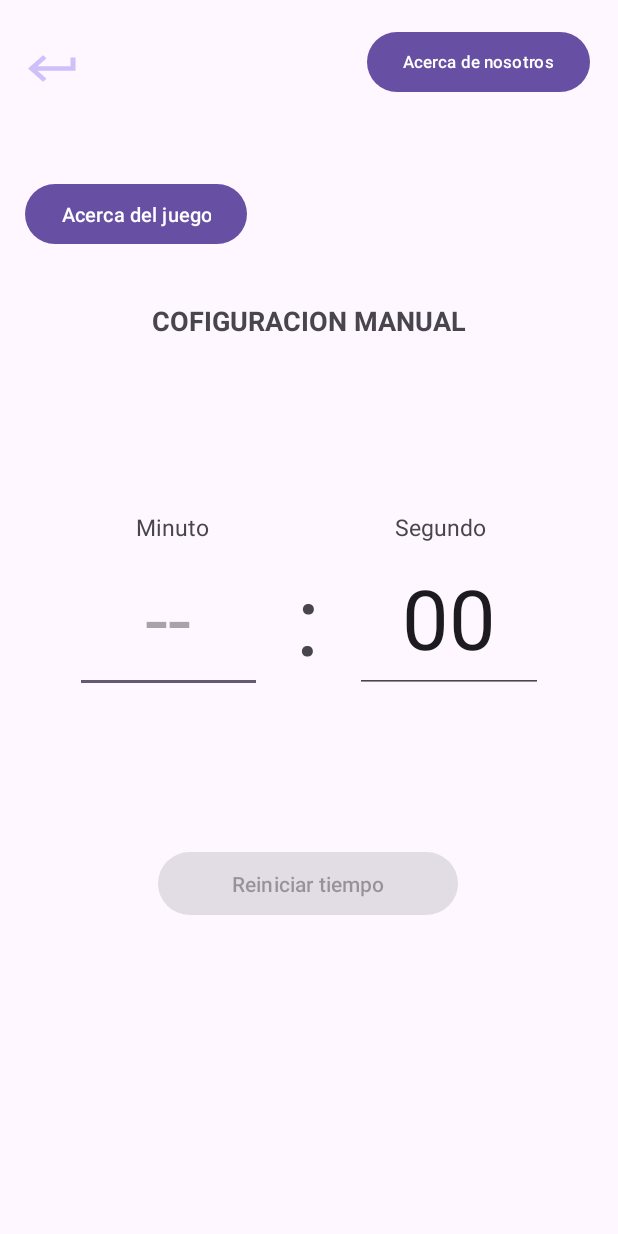
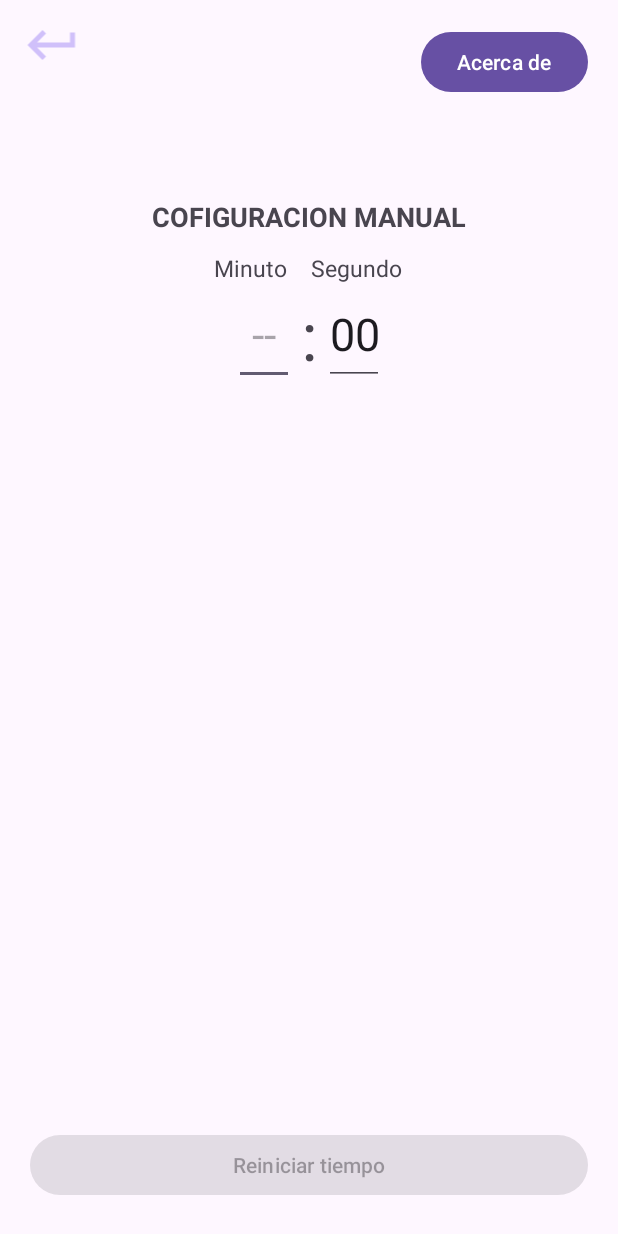
Before and after one commit to efrainsalzar/TemporizadorChess, an Android app: the Configuracion screen opened directly, with no data from a screen before it, on a phone screen of 412 x 824 dp. Run offline under Robolectric (Android 15) with nearby library versions, the phone set to English and light mode, and no system bars.

Commit message:
avance Acerca del Juego

```diff
--- a/app/src/main/java/com/example/temporizadorchess/AcercadeJuego.kt
+++ b/app/src/main/java/com/example/temporizadorchess/AcercadeJuego.kt
@@ -13,6 +13,7 @@ class AcercadeJuego : AppCompatActivity() {
 
 
         val bitmap = BitmapFactory.decodeResource(resources, R.drawable.image_tablero)
+        val retorno=findViewById<ImageView>(R.id.atras)
 
         // Escala la imagen (en este caso, al 50% del tamaño original)
         val ancho = bitmap.width / 2
@@ -25,6 +26,10 @@ class AcercadeJuego : AppCompatActivity() {
 
 
 
+        retorno.setOnClickListener{
+            finish()
+        }
+
 
 
 
--- a/app/src/main/java/com/example/temporizadorchess/Configuracion.kt
+++ b/app/src/main/java/com/example/temporizadorchess/Configuracion.kt
@@ -8,6 +8,7 @@ import android.text.InputType
 import android.text.TextWatcher
 import android.widget.Button
 import android.widget.EditText
+import android.widget.ImageView
 import android.widget.NumberPicker
 
 class Configuracion : AppCompatActivity() {
@@ -16,12 +17,14 @@ class Configuracion : AppCompatActivity() {
         setContentView(R.layout.activity_configuracion)
 
 
-        val acercade = findViewById<Button>(R.id.acercade)
+
         val acercadeJuego = findViewById<Button>(R.id.acercadeJuego)
         val btnnewTiempo = findViewById<Button>(R.id.nuevoTiempo)
 
         val idMinuto = findViewById<EditText>(R.id.editMinutos)
         val idSegundo = findViewById<EditText>(R.id.editSegundos)
+
+        val retorno = findViewById<ImageView>(R.id.atras)
 
 
 
@@ -36,10 +39,7 @@ class Configuracion : AppCompatActivity() {
 
 
         //click acercade
-        acercade.setOnClickListener {
-            val intent = Intent(this, acercadenosotros::class.java)
-            startActivity(intent)
-        }
+
         //click acerca del juego
         acercadeJuego.setOnClickListener{
             val intent = Intent(this, AcercadeJuego::class.java)
@@ -51,6 +51,8 @@ class Configuracion : AppCompatActivity() {
             startActivity(intent)
             finish()
         }
+
+        retorno.setOnClickListener { finish() }
 
     }
 
--- a/app/src/main/java/com/example/temporizadorchess/Resultados.kt
+++ b/app/src/main/java/com/example/temporizadorchess/Resultados.kt
@@ -20,6 +20,8 @@ class Resultados : AppCompatActivity() {
 
         super.onCreate(savedInstanceState)
         setContentView(R.layout.activity_resultados)
+
+
 
         //Datos P1
         val nombrep1 = findViewById<TextView>(R.id.nombrePlayer1)
@@ -49,6 +51,8 @@ class Resultados : AppCompatActivity() {
         val btnCloudAdd = findViewById<ImageView>(R.id.cloudAdd)
 
         //eventoClick
+
+
         btnSalirApp.setOnClickListener {
             finishAffinity()
         }
--- a/app/src/main/res/layout/activity_configuracion.xml
+++ b/app/src/main/res/layout/activity_configuracion.xml
@@ -6,55 +6,45 @@
     android:layout_height="match_parent"
     tools:context=".Configuracion">
 
-    <Button
-        android:id="@+id/acercade"
-        android:layout_width="wrap_content"
-        android:layout_height="wrap_content"
-        android:text="Acerca de nosotros"
-        android:textSize="11dp"
-        app:layout_constraintBottom_toBottomOf="parent"
+
+    <ImageView
+        android:id="@+id/atras"
+        android:layout_width="50dp"
+        android:layout_height="40dp"
+        android:src="@drawable/return_24"
+        android:layout_marginTop="10dp"
+        android:layout_marginLeft="10dp"
         app:layout_constraintEnd_toEndOf="parent"
-        app:layout_constraintHorizontal_bias="0.93"
         app:layout_constraintStart_toStartOf="parent"
         app:layout_constraintTop_toTopOf="parent"
-        app:layout_constraintVertical_bias="0.022" />
+        app:layout_constraintHorizontal_bias="0"/>
 
     <Button
         android:id="@+id/acercadeJuego"
         android:layout_width="wrap_content"
         android:layout_height="wrap_content"
-        android:text="Acerca del juego"
-        android:textSize="13dp"
+        android:text="Acerca de"
+        android:layout_marginRight="20dp"
         app:layout_constraintBottom_toBottomOf="parent"
         app:layout_constraintEnd_toEndOf="parent"
-        app:layout_constraintHorizontal_bias="0.062"
-        app:layout_constraintStart_toStartOf="parent"
         app:layout_constraintTop_toTopOf="parent"
-        app:layout_constraintVertical_bias="0.153" />
+        app:layout_constraintVertical_bias="0.022"/>
 
-    <ImageView
-        android:id="@+id/botonSalir"
-        android:layout_width="40dp"
-        android:layout_height="35dp"
-        android:layout_marginTop="28dp"
-        android:background="@drawable/return_24"
-        app:layout_constraintEnd_toEndOf="parent"
-        app:layout_constraintHorizontal_bias="0.041"
-        app:layout_constraintStart_toStartOf="parent"
-        app:layout_constraintTop_toTopOf="parent" />
 
 
     <Button
         android:id="@+id/nuevoTiempo"
-        android:layout_width="200dp"
-        android:layout_height="50dp"
+        android:layout_width="match_parent"
+        android:layout_height="wrap_content"
         android:text="Reiniciar tiempo"
+        android:layout_marginRight="20dp"
+        android:layout_marginLeft="20dp"
         app:layout_constraintBottom_toBottomOf="parent"
         app:layout_constraintEnd_toEndOf="parent"
         app:layout_constraintHorizontal_bias="0.497"
         app:layout_constraintStart_toStartOf="parent"
         app:layout_constraintTop_toTopOf="parent"
-        app:layout_constraintVertical_bias="0.729" />
+        app:layout_constraintVertical_bias="0.97" />
 
     <TextView
         android:id="@+id/textView7"
@@ -66,7 +56,8 @@
         app:layout_constraintBottom_toTopOf="@+id/linearLayout2"
         app:layout_constraintEnd_toEndOf="parent"
         app:layout_constraintStart_toStartOf="parent"
-        app:layout_constraintTop_toBottomOf="@+id/acercade" />
+        app:layout_constraintTop_toTopOf="parent"
+        app:layout_constraintVertical_bias="0.8" />
 
     <TextView
         android:id="@+id/textView8"
@@ -75,37 +66,38 @@
         android:text="Minuto"
         android:textSize="15dp"
         app:layout_constraintBottom_toTopOf="@+id/linearLayout2"
-        app:layout_constraintEnd_toEndOf="parent"
-        app:layout_constraintHorizontal_bias="0.25"
+        app:layout_constraintEnd_toStartOf="@+id/textView9"
+        app:layout_constraintHorizontal_bias="0.9"
         app:layout_constraintStart_toStartOf="parent"
         app:layout_constraintTop_toBottomOf="@+id/textView7"
-        app:layout_constraintVertical_bias="1" />
+        app:layout_constraintVertical_bias="1"
+        />
 
 
     <TextView
+        android:id="@+id/textView9"
         android:layout_width="wrap_content"
         android:layout_height="wrap_content"
         android:text="Segundo"
         android:textSize="15dp"
         app:layout_constraintBottom_toTopOf="@+id/linearLayout2"
         app:layout_constraintEnd_toEndOf="parent"
-        app:layout_constraintHorizontal_bias="0.75"
+        app:layout_constraintHorizontal_bias="0.59"
         app:layout_constraintStart_toStartOf="parent"
         app:layout_constraintTop_toBottomOf="@+id/textView7"
         app:layout_constraintVertical_bias="1" />
 
     <LinearLayout
         android:id="@+id/linearLayout2"
-        android:layout_width="match_parent"
-        android:layout_height="100dp"
-        android:layout_marginLeft="50dp"
-        android:layout_marginRight="50dp"
+        android:layout_width="100dp"
+        android:layout_height="wrap_content"
         android:gravity="center"
         android:orientation="horizontal"
         app:layout_constraintBottom_toBottomOf="parent"
         app:layout_constraintEnd_toEndOf="parent"
         app:layout_constraintStart_toStartOf="parent"
-        app:layout_constraintTop_toTopOf="parent">
+        app:layout_constraintTop_toTopOf="parent"
+        app:layout_constraintVertical_bias="0.25">
 
 
         <EditText
@@ -117,7 +109,7 @@
             android:hint="--"
             android:inputType="number"
             android:maxLength="2"
-            android:textSize="55dp" />
+            android:textSize="30dp" />
 
         <TextView
             android:id="@+id/textView6"
@@ -126,7 +118,7 @@
             android:layout_weight="1"
             android:gravity="center"
             android:text=":"
-            android:textSize="65dp" />
+            android:textSize="45dp" />
 
         <EditText
             android:id="@+id/editSegundos"
@@ -137,7 +129,7 @@
             android:hint="--"
             android:inputType="number"
             android:maxLength="2"
-            android:textSize="55dp" />
+            android:textSize="30dp" />
 
     </LinearLayout>
 
@@ -145,4 +137,5 @@
 
 
 
+
 </androidx.constraintlayout.widget.ConstraintLayout>
--- a/app/src/main/res/layout/activity_resultados.xml
+++ b/app/src/main/res/layout/activity_resultados.xml
@@ -5,6 +5,7 @@
     android:layout_width="match_parent"
     android:layout_height="match_parent"
     tools:context=".Resultados">
+
 
 
     <TextView
@@ -256,7 +257,7 @@
         android:id="@+id/SalirApp"
         android:layout_width="wrap_content"
         android:layout_height="wrap_content"
-        android:text="Exit"
+        android:text="      Exit      "
         app:layout_constraintBottom_toBottomOf="parent"
         app:layout_constraintEnd_toEndOf="parent"
         app:layout_constraintStart_toStartOf="parent"
```
Also changed, not shown: app/src/main/res/layout/activity_acercade_juego.xml (+60 -2 lines), app/src/main/res/layout/activity_informe_result.xml (+13 -0 lines), app/src/main/res/layout/activity_main.xml (+7 -7 lines).
